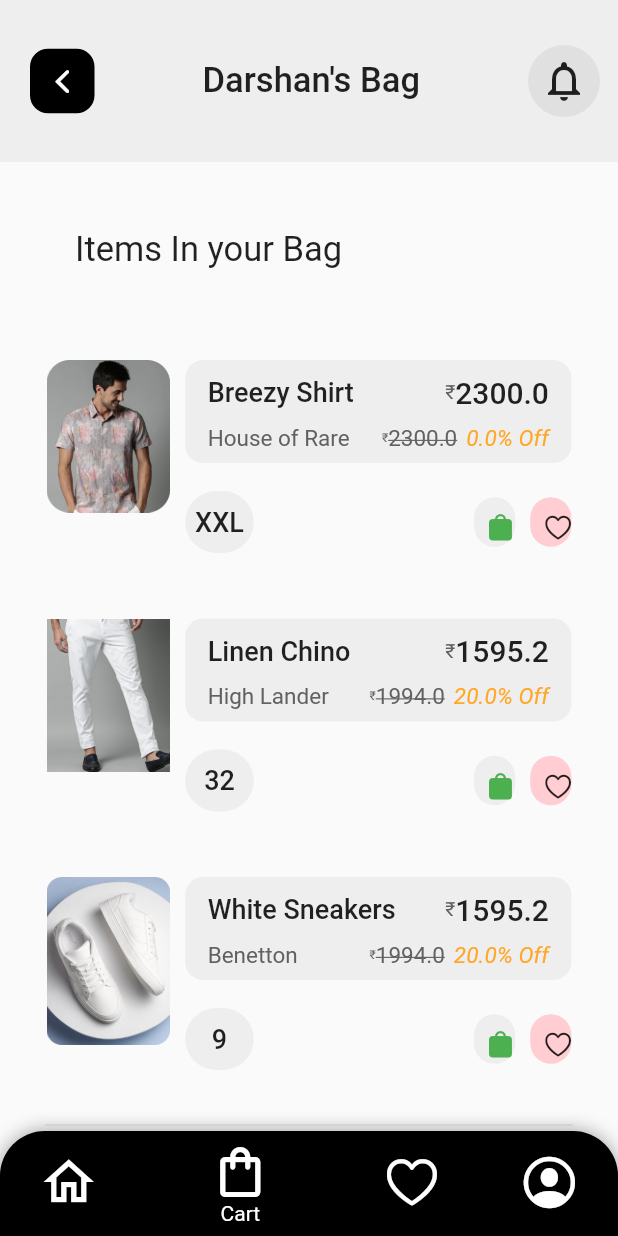
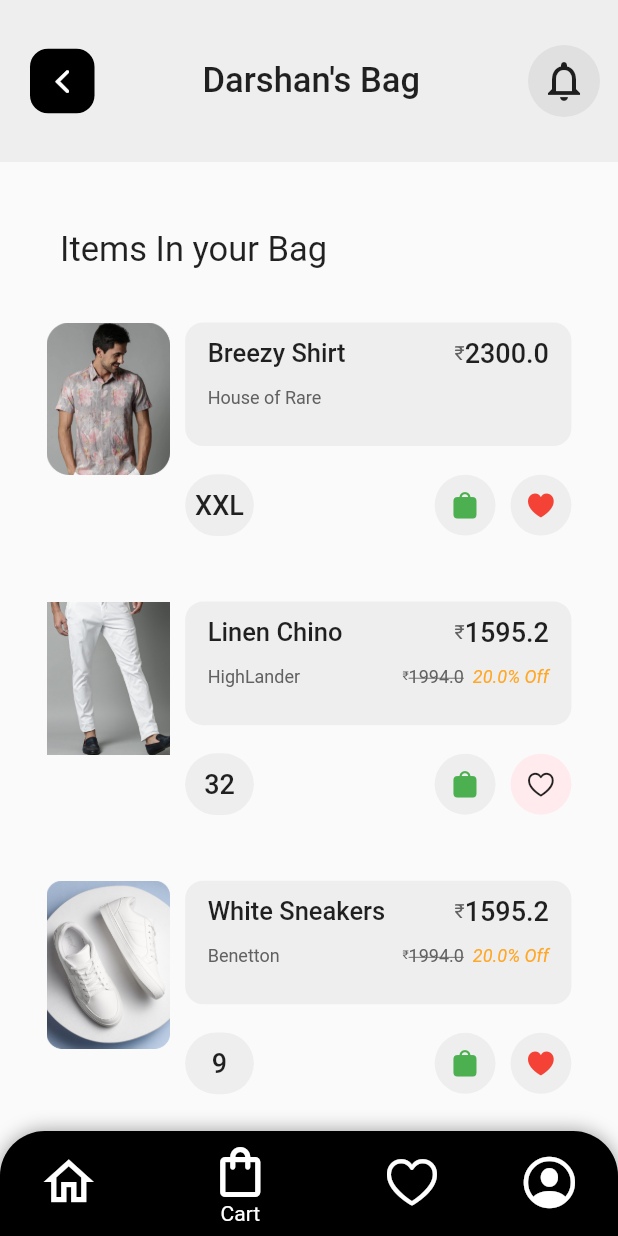
Before and after one commit to darshanhande11/LookBook-Assignment, a Flutter app: the screen it shows after launch, item 2 of the bottom bar chosen, on a phone screen of 412 x 824 dp. Run offline on Flutter 3.47's test engine with Material 2 defaults, Android fonts, the phone set to English and light mode, and no system bars; our stand-ins replace dotted_border.

Commit message:
remove from cart, remove/add to wishlist functionality added to ui

```diff
--- a/lookbook_ui/lib/Cart/cart.dart
+++ b/lookbook_ui/lib/Cart/cart.dart
@@ -1,5 +1,6 @@
 import 'package:flutter/cupertino.dart';
 import 'package:flutter/material.dart';
+import 'package:lookbook_ui/Models/product.dart';
 
 class Cart extends StatefulWidget {
   const Cart({Key? key}) : super(key: key);
@@ -9,10 +10,43 @@ class Cart extends StatefulWidget {
 }
 
 class _CartState extends State<Cart> {
-  _buildCartCards(String pName, String pBrand, String pSize, double pPrice,
-      bool wishlist, double discount, String imgLocation) {
-    double discPrice = pPrice - (discount / 100) * pPrice;
-    return Container(
+  List<Product> _items = [
+    Product(
+        pName: 'Breezy Shirt',
+        pBrand: 'House of Rare',
+        pPrice: 2300,
+        pSize: 'XXL',
+        discount: 0,
+        imgLocation: 'assets/shirt.png',
+        wishlist: false,
+        cart: true),
+    Product(
+        pName: 'Linen Chino',
+        pBrand: 'HighLander',
+        pPrice: 1994,
+        pSize: '32',
+        discount: 20,
+        imgLocation: 'assets/trousers.png',
+        wishlist: true,
+        cart: true),
+    Product(
+        pName: 'White Sneakers',
+        pBrand: 'Benetton',
+        pPrice: 1994,
+        pSize: '9',
+        discount: 20,
+        imgLocation: 'assets/shoes.png',
+        wishlist: false,
+        cart: true),
+  ];
+  double _sum = 0;
+  _buildCartCards(item) {
+    double discPrice = item.pPrice - (item.discount / 100) * item.pPrice;
+    setState(() {
+      _sum += discPrice;
+    });
+    return item.cart
+        ? Container(
             margin: EdgeInsets.only(top: 30),
             //Row of the complete card which has children image and the info on the right
             child: Row(
@@ -21,21 +55,23 @@ class _CartState extends State<Cart> {
               children: [
                 //PrdouctImage
                 Image.asset(
-            imgLocation,
-            width: MediaQuery.of(context).size.width/5,
+                  item.imgLocation,
+                  width: MediaQuery.of(context).size.width / 5,
                 ),
-          SizedBox(width: 10,),
+                SizedBox(
+                  width: 10,
+                ),
                 Column(
                   children: [
                     //Column Child 1 : ProductInfo grey box Container
                     Container(
-                width: MediaQuery.of(context).size.width/1.6,
-                height: MediaQuery.of(context).size.height/12,
+                      width: MediaQuery.of(context).size.width / 1.6,
+                      height: MediaQuery.of(context).size.height / 10,
                       decoration: BoxDecoration(
                         color: Colors.grey[200],
                         borderRadius: BorderRadius.circular(12),
                       ),
-                padding: const EdgeInsets.fromLTRB(15,10,15,10),
+                      padding: const EdgeInsets.fromLTRB(15, 10, 15, 10),
                       child: Column(
                         children: [
                           //1st Row of Product Info
@@ -43,9 +79,9 @@ class _CartState extends State<Cart> {
                             mainAxisAlignment: MainAxisAlignment.spaceBetween,
                             children: [
                               Text(
-                          pName,
+                                item.pName,
                                 style: TextStyle(
-                            fontSize: 18,
+                                  fontSize: 17,
                                   fontWeight: FontWeight.w500,
                                 ),
                               ),
@@ -62,7 +98,7 @@ class _CartState extends State<Cart> {
                                   Text(
                                     discPrice.toString(),
                                     style: TextStyle(
-                                fontSize: 20,
+                                      fontSize: 18,
                                       fontWeight: FontWeight.w500,
                                     ),
                                   )
@@ -70,21 +106,23 @@ class _CartState extends State<Cart> {
                               ),
                             ],
                           ),
-                    SizedBox(height:10),
+                          SizedBox(height: 12),
                           //2nd Row of Product Info
                           Row(
                             mainAxisAlignment: MainAxisAlignment.spaceBetween,
                             children: [
                               Text(
-                          pBrand,
+                                item.pBrand,
                                 style: TextStyle(
                                   color: Colors.grey[700],
-                            fontSize: 15,
+                                  fontSize: 12,
                                 ),
                               ),
                               //Discount Row - Nested inside 2nd Row of Product Info
-                        Row(
-                          mainAxisAlignment: MainAxisAlignment.center,
+                              item.discount != 0
+                                  ? Row(
+                                      mainAxisAlignment:
+                                          MainAxisAlignment.center,
                                       children: [
                                         Text(
                                           '\u{20B9}',
@@ -94,24 +132,25 @@ class _CartState extends State<Cart> {
                                           ),
                                         ),
                                         Text(
-                              pPrice.toString(),
+                                          item.pPrice.toString(),
                                           style: TextStyle(
                                             color: Colors.grey[700],
-                                fontSize: 15,
-                                decoration: TextDecoration.lineThrough,
+                                            fontSize: 12,
+                                            decoration:
+                                                TextDecoration.lineThrough,
                                           ),
                                         ),
                                         SizedBox(width: 6),
                                         Text(
-                              discount.toString()+'% Off',
+                                          item.discount.toString() + '% Off',
                                           style: TextStyle(
                                               color: Colors.orange[400],
-                                fontSize: 15,
-                                fontStyle: FontStyle.italic
-                              ),
+                                              fontSize: 12,
+                                              fontStyle: FontStyle.italic),
                                         ),
                                       ],
-                        ),
+                                    )
+                                  : Row(),
                             ],
                           ),
                         ],
@@ -120,21 +159,21 @@ class _CartState extends State<Cart> {
                     SizedBox(height: 5),
                     //Column Child 2 : row which has size, cart and wishlist options
                     Container(
-                width: MediaQuery.of(context).size.width/1.6,
-                height: MediaQuery.of(context).size.height/12,
+                      width: MediaQuery.of(context).size.width / 1.6,
+                      height: MediaQuery.of(context).size.height / 12,
                       child: Row(
                         mainAxisAlignment: MainAxisAlignment.spaceBetween,
                         children: [
                           Container(
-                      width: MediaQuery.of(context).size.width/9,
-                      height: MediaQuery.of(context).size.height/20,
+                            width: MediaQuery.of(context).size.width / 9,
+                            height: MediaQuery.of(context).size.height / 20,
                             decoration: BoxDecoration(
                               color: Colors.grey[200],
                               borderRadius: BorderRadius.circular(500),
                             ),
                             child: Center(
                               child: Text(
-                          pSize,
+                                item.pSize,
                                 style: TextStyle(
                                   fontSize: 18,
                                   fontWeight: FontWeight.w500,
@@ -144,34 +183,65 @@ class _CartState extends State<Cart> {
                           ),
                           Row(
                             children: [
-                        Container(
+                              GestureDetector(
+                                onTap: () {
+                                  setState(() {
+                                    item.pPrice = 0.0;
+                                    _sum = 0.0;
+                                    item.cart = !item.cart;
+                                  });
+                                },
+                                child: Container(
                                   padding: EdgeInsets.all(10),
-                          width: MediaQuery.of(context).size.width/15,
-                          height: MediaQuery.of(context).size.height/25,
                                   decoration: BoxDecoration(
-                            color: Colors.grey[200],
-                            borderRadius: BorderRadius.circular(500),
-                          ),
-                          child: Center(
+                                      borderRadius: BorderRadius.circular(50),
+                                      color: Colors.grey[200]),
                                   child: Icon(
                                     CupertinoIcons.bag_fill,
+                                    size:
+                                        MediaQuery.of(context).size.height / 40,
                                     color: Colors.green,
-                              size: MediaQuery.of(context).size.height/40,
                                   ),
                                 ),
                               ),
-                        SizedBox(width:10),
-                        Container(
+                              SizedBox(width: 10),
+                              GestureDetector(
+                                onTap: () {
+                                  setState(() {
+                                    item.wishlist = !item.wishlist;
+                                  });
+                                },
+                                child: item.wishlist
+                                    ? Container(
                                         padding: EdgeInsets.all(10),
-                          width: MediaQuery.of(context).size.width/15,
-                          height: MediaQuery.of(context).size.height/25,
                                         decoration: BoxDecoration(
-                            color: Colors.red[100],
-                            borderRadius: BorderRadius.circular(500),
+                                          color: Colors.red[50],
+                                          borderRadius:
+                                              BorderRadius.circular(50),
                                         ),
                                         child: Icon(
                                           CupertinoIcons.heart,
-                            size: MediaQuery.of(context).size.height/40,
+                                          size: MediaQuery.of(context)
+                                                  .size
+                                                  .height /
+                                              40,
+                                        ),
+                                      )
+                                    : Container(
+                                        padding: EdgeInsets.all(10),
+                                        decoration: BoxDecoration(
+                                          color: Colors.grey[200],
+                                          borderRadius:
+                                              BorderRadius.circular(50),
+                                        ),
+                                        child: Icon(
+                                          CupertinoIcons.heart_fill,
+                                          color: Colors.red,
+                                          size: MediaQuery.of(context)
+                                                  .size
+                                                  .height /
+                                              40,
+                                        ),
                                       ),
                               ),
                             ],
@@ -183,7 +253,16 @@ class _CartState extends State<Cart> {
                 ),
               ],
             ),
-    );
+          )
+        : Container();
+  }
+
+  _renderCards() {
+    List<Container> allCards = [];
+    _items.forEach((item) {
+      allCards.add(_buildCartCards(item));
+    });
+    return allCards;
   }
 
   @override
@@ -236,7 +315,7 @@ class _CartState extends State<Cart> {
           height: 45,
         ),
         Container(
-          margin: EdgeInsets.fromLTRB(50, 0, 15, 30),
+          margin: EdgeInsets.fromLTRB(40, 0, 15, 5),
           child: Text(
             'Items In your Bag',
             style: TextStyle(
@@ -246,19 +325,14 @@ class _CartState extends State<Cart> {
         ),
         Column(
             crossAxisAlignment: CrossAxisAlignment.center,
-          children: [
-            _buildCartCards('Breezy Shirt', 'House of Rare', 'XXL', 2300.0, false, 0,'assets/shirt.png'),
-            _buildCartCards('Linen Chino', 'High Lander', '32', 1994.0, true, 20.0,'assets/trousers.png'),
-            _buildCartCards('White Sneakers', 'Benetton', '9', 1994.0, false, 20.0,'assets/shoes.png'),
-          ]
-        ),
+            children: _renderCards()),
         Padding(
-          padding: const EdgeInsets.fromLTRB(30,15,30,15),
+          padding: const EdgeInsets.fromLTRB(30, 15, 30, 15),
           child: Divider(),
         ),
-        SizedBox(height:10),
+        SizedBox(height: 10),
         Padding(
-          padding: const EdgeInsets.fromLTRB(30,15,30,5),
+          padding: const EdgeInsets.fromLTRB(30, 15, 30, 5),
           child: Row(
             mainAxisAlignment: MainAxisAlignment.spaceBetween,
             children: [
@@ -279,11 +353,8 @@ class _CartState extends State<Cart> {
                     ),
                   ),
                   Text(
-                    '4616',
-                    style: TextStyle(
-                      fontSize: 25,
-                      fontWeight: FontWeight.w800
-                    ),
+                    _sum.toInt().toString(),
+                    style: TextStyle(fontSize: 25, fontWeight: FontWeight.w800),
                   ),
                 ],
               ),
@@ -291,7 +362,7 @@ class _CartState extends State<Cart> {
           ),
         ),
         Padding(
-          padding: const EdgeInsets.fromLTRB(30,0,30,15),
+          padding: const EdgeInsets.fromLTRB(30, 0, 30, 15),
           child: Row(
             mainAxisAlignment: MainAxisAlignment.spaceBetween,
             children: [
@@ -318,13 +389,13 @@ class _CartState extends State<Cart> {
           child: ClipRRect(
             borderRadius: BorderRadius.all(Radius.circular(12)),
             child: ElevatedButton(
-              onPressed: (){},
+              onPressed: () {},
               style: ElevatedButton.styleFrom(
                 primary: Colors.black,
                 elevation: 0,
               ),
               child: Padding(
-                padding: const EdgeInsets.fromLTRB(0,15,0,15),
+                padding: const EdgeInsets.fromLTRB(0, 15, 0, 15),
                 child: Text(
                   'Check Out',
                   style: TextStyle(
--- /dev/null
+++ b/lookbook_ui/lib/Models/product.dart
@@ -0,0 +1,14 @@
+class Product {
+  String pName, pSize, imgLocation, pBrand;
+  double pPrice, discount;
+  bool wishlist,cart;
+  Product(
+      {required this.pName,
+      required this.pSize,
+      required this.imgLocation,
+      required this.pBrand,
+      required this.pPrice,
+      required this.discount,
+      required this.wishlist,
+      required this.cart});
+}
--- a/lookbook_ui/lib/Profile/profile.dart
+++ b/lookbook_ui/lib/Profile/profile.dart
@@ -190,7 +190,7 @@ class _ProfileState extends State<Profile> {
         ),
         SizedBox(height: 45),
         Container(
-          margin: EdgeInsets.fromLTRB(20, 0, 20, 0),
+          margin: EdgeInsets.fromLTRB(20, 0, 20, 30),
           child: DottedBorder(
             color: Colors.grey,
             borderType: BorderType.RRect,
--- a/lookbook_ui/lib/main.dart
+++ b/lookbook_ui/lib/main.dart
@@ -1,4 +1,5 @@
 import 'package:flutter/material.dart';
+import 'package:flutter/services.dart';
 
 import 'Home/home.dart';
 
@@ -10,6 +11,10 @@ class MyApp extends StatelessWidget {
   // This widget is the root of your application.
   @override
   Widget build(BuildContext context) {
+    SystemChrome.setPreferredOrientations([
+        DeviceOrientation.portraitUp,
+        DeviceOrientation.portraitDown,
+      ]);
     return MaterialApp(
       title: 'LookBook',
       debugShowCheckedModeBanner: false,
```
Lines whose indentation alone changed are shown as unchanged.
